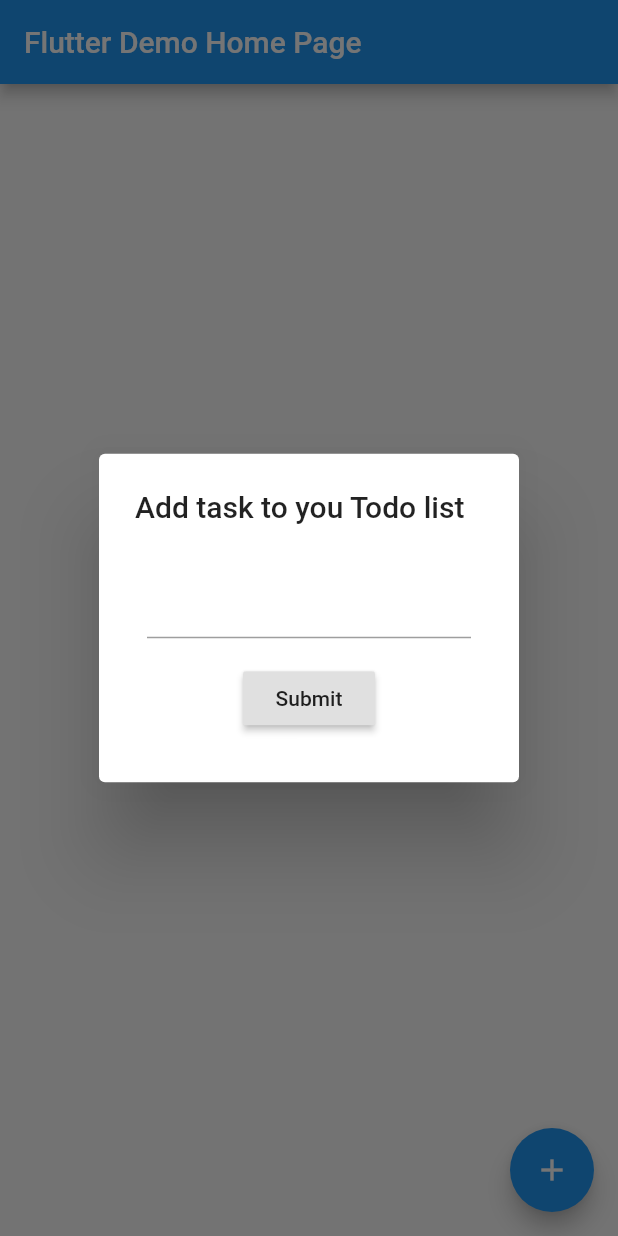
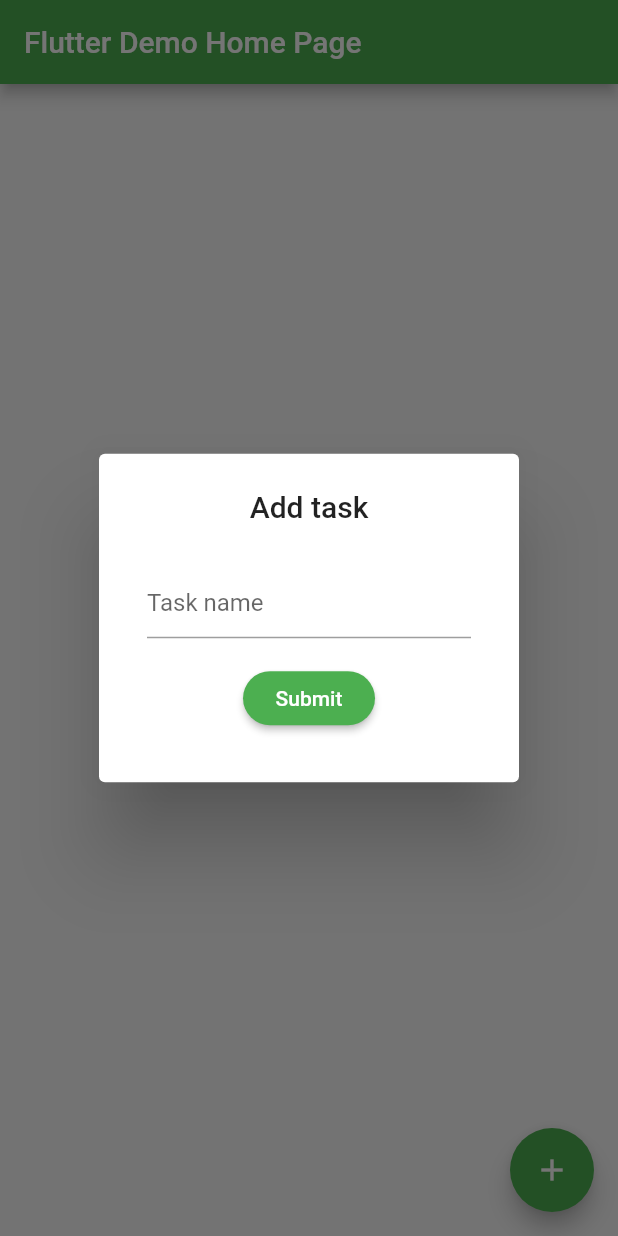
Before and after one commit to cruzmatheus/todo_list_flutter, a Flutter app: the screen it shows after launch, after a tap on the "add" icon, on a phone screen of 412 x 824 dp. Run offline on Flutter 3.47's test engine with Material 2 defaults, Android fonts, the phone set to English and light mode, and no system bars.

Commit message:
Adding textfield and button to dialog

```diff
--- a/lib/main.dart
+++ b/lib/main.dart
@@ -8,7 +8,7 @@ class MyApp extends StatelessWidget {
     return MaterialApp(
       title: 'Flutter Demo',
       theme: ThemeData(
-        primarySwatch: Colors.blue,
+        primarySwatch: Colors.green,
       ),
       home: MyHomePage(title: 'Flutter Demo Home Page'),
     );
@@ -59,15 +59,18 @@ class _MyHomePageState extends State<MyHomePage> {
           showDialog(
               context: context,
               builder: (_) => new AlertDialog(
-                  title: new Text("Add task to you Todo list"),
+                  title: Center(child: new Text("Add task")),
                   content: Form(key: _formKey,
                                 child: Column(mainAxisSize: MainAxisSize.min,
                                               children: <Widget>[
                                                         Padding(padding: EdgeInsets.all(8.0),
-                                                            child: TextFormField()),
+                                                                child: TextFormField(decoration: new InputDecoration(hintText: "Task name"),)),
                                                         Padding(padding: EdgeInsets.all(8.0),
                                                                 child: RaisedButton(
                                                                   child: Text("Submit"),
+                                                                  color: Colors.green,
+                                                                  textColor: Colors.white,
+                                                                  shape: new RoundedRectangleBorder(borderRadius: new BorderRadius.circular(30.0)),
                                                                   onPressed: () {
                                                                       if (_formKey.currentState.validate()) {
                                                                         _formKey.currentState.save();
```
Lines whose indentation alone changed are shown as unchanged.
